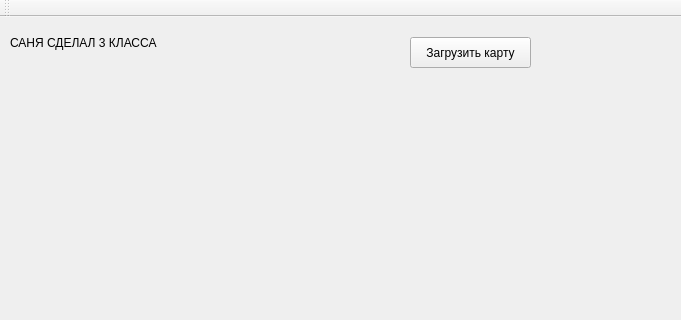
Before: the Qt Designer form simulation.ui in LukinDaniil/PractikaLeto2019, drawn with Qt 5; both pictures show x 0 to 681 and y 0 to 320 of the 852 by 597 pixel window.
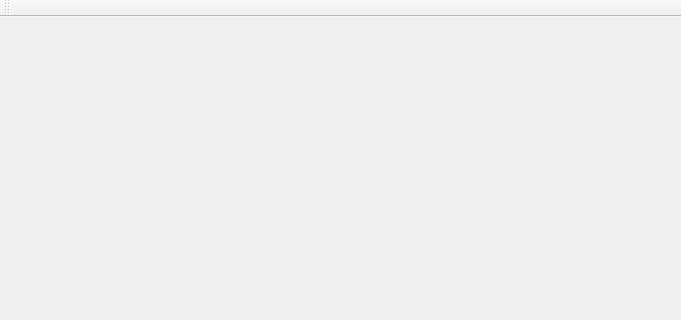
After: the same form once the commit is applied. Custom widgets are drawn as their Qt base class.

Patch:
```diff
--- a/simulation.ui
+++ b/simulation.ui
@@ -14,32 +14,6 @@
    <string>Simulation</string>
   </property>
   <widget class="QWidget" name="centralWidget">
-   <widget class="QLabel" name="label">
-    <property name="geometry">
-     <rect>
-      <x>10</x>
-      <y>10</y>
-      <width>181</width>
-      <height>31</height>
-     </rect>
-    </property>
-    <property name="text">
-     <string>САНЯ СДЕЛАЛ 3 КЛАССА</string>
-    </property>
-   </widget>
-   <widget class="QPushButton" name="pushButton">
-    <property name="geometry">
-     <rect>
-      <x>410</x>
-      <y>20</y>
-      <width>121</width>
-      <height>31</height>
-     </rect>
-    </property>
-    <property name="text">
-     <string>Загрузить карту</string>
-    </property>
-   </widget>
    <widget class="PaintHelper2" name="mapWidget" native="true">
     <property name="geometry">
      <rect>
```
Left out of the diff: 2 changed lines with no effect on the pictures.
